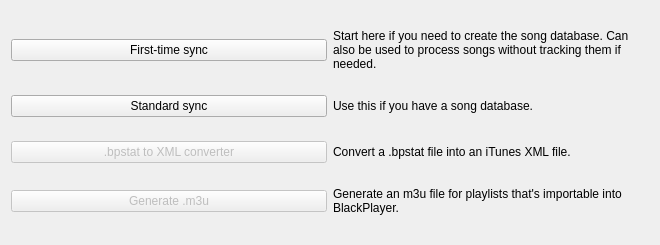
Above: main_menu.ui from lgactna/bpsync before the change. Below: the same form after it.
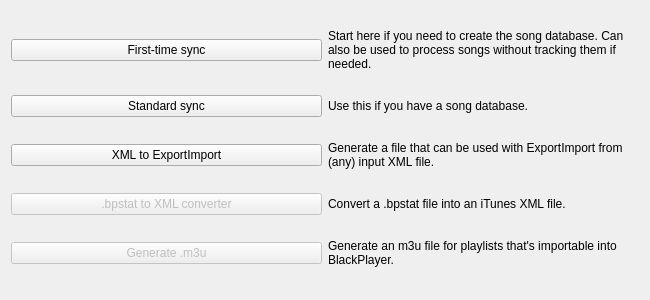
That is the form after the change.

Commit message: add independent ExportImport window

```diff
--- a/main_menu.ui
+++ b/main_menu.ui
@@ -6,8 +6,8 @@
    <rect>
     <x>0</x>
     <y>0</y>
-    <width>660</width>
-    <height>245</height>
+    <width>650</width>
+    <height>300</height>
    </rect>
   </property>
   <property name="sizePolicy">
@@ -16,6 +16,12 @@
     <verstretch>0</verstretch>
    </sizepolicy>
   </property>
+  <property name="minimumSize">
+   <size>
+    <width>650</width>
+    <height>300</height>
+   </size>
+  </property>
   <property name="windowTitle">
    <string>bpsync</string>
   </property>
@@ -61,6 +67,26 @@
     </widget>
    </item>
    <item row="2" column="0">
+    <widget class="QPushButton" name="launch_export_button">
+     <property name="enabled">
+      <bool>true</bool>
+     </property>
+     <property name="text">
+      <string>XML to ExportImport</string>
+     </property>
+    </widget>
+   </item>
+   <item row="2" column="1">
+    <widget class="QLabel" name="label_5">
+     <property name="text">
+      <string>Generate a file that can be used with ExportImport from (any) input XML file.</string>
+     </property>
+     <property name="wordWrap">
+      <bool>true</bool>
+     </property>
+    </widget>
+   </item>
+   <item row="3" column="0">
     <widget class="QPushButton" name="launch_bpstat_button">
      <property name="enabled">
       <bool>false</bool>
@@ -70,7 +96,7 @@
      </property>
     </widget>
    </item>
-   <item row="2" column="1">
+   <item row="3" column="1">
     <widget class="QLabel" name="label_3">
      <property name="text">
       <string>Convert a .bpstat file into an iTunes XML file.</string>
@@ -80,7 +106,7 @@
      </property>
     </widget>
    </item>
-   <item row="3" column="0">
+   <item row="4" column="0">
     <widget class="QPushButton" name="launch_m3u_button">
      <property name="enabled">
       <bool>false</bool>
@@ -90,7 +116,7 @@
      </property>
     </widget>
    </item>
-   <item row="3" column="1">
+   <item row="4" column="1">
     <widget class="QLabel" name="label_4">
      <property name="text">
       <string>Generate an m3u file for playlists that's importable into BlackPlayer.</string>
```
The commit also changes 6 other files.
